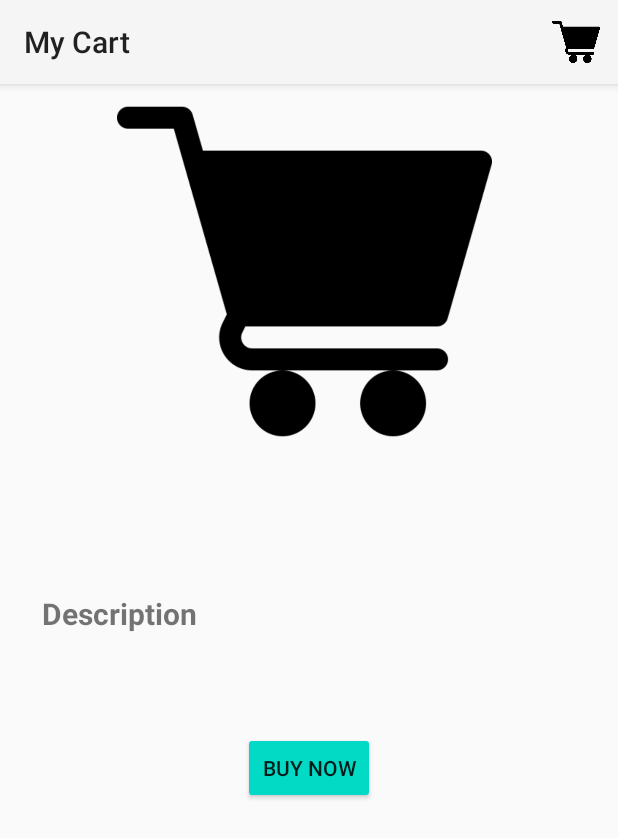
After one commit to StebenC0912/MPR, an Android app: the detail_product screen opened directly, with no data from a screen before it, on a phone screen of 412 x 824 dp. The commit adds this screen. Shown: the top 838 px of the screen. Run offline under Robolectric (Android 15) with nearby library versions, the phone set to English and light mode, and no system bars; network calls fail.

Commit message:
add firebase notification and detail product

```diff
--- /dev/null
+++ b/MyCart/app/src/main/java/hanu/a2_2001040121/myapplication/adapters/ImageDownloader.java
@@ -0,0 +1,44 @@
+package hanu.a2_2001040121.myapplication.adapters;
+
+import android.graphics.Bitmap;
+import android.graphics.BitmapFactory;
+import android.os.AsyncTask;
+import android.widget.ImageView;
+
+import java.io.IOException;
+import java.io.InputStream;
+import java.net.HttpURLConnection;
+import java.net.URL;
+
+public class ImageDownloader extends AsyncTask<String, Void, Bitmap> {
+
+    private ImageView imageView;
+
+    public ImageDownloader(ImageView imageView) {
+        this.imageView = imageView;
+    }
+
+    @Override
+    protected Bitmap doInBackground(String... urls) {
+        try {
+            URL url = new URL(urls[0]);
+            HttpURLConnection connection = (HttpURLConnection) url.openConnection();
+            connection.setDoInput(true);
+            connection.connect();
+            InputStream input = connection.getInputStream();
+            Bitmap bitmap = BitmapFactory.decodeStream(input);
+            input.close();
+            return bitmap;
+        } catch (IOException e) {
+            e.printStackTrace();
+            return null;
+        }
+    }
+
+    @Override
+    protected void onPostExecute(Bitmap bitmap) {
+        if (bitmap != null) {
+            imageView.setImageBitmap(bitmap);
+        }
+    }
+}
--- /dev/null
+++ b/MyCart/app/src/main/java/hanu/a2_2001040121/myapplication/detail_product.java
@@ -0,0 +1,78 @@
+package hanu.a2_2001040121.myapplication;
+
+import android.content.Intent;
+import android.database.sqlite.SQLiteDatabase;
+import android.os.Bundle;
+import android.view.Menu;
+import android.view.MenuItem;
+import android.widget.Button;
+import android.widget.ImageView;
+import android.widget.TextView;
+import android.widget.Toast;
+
+import androidx.appcompat.app.AppCompatActivity;
+
+import hanu.a2_2001040121.myapplication.adapters.ImageDownloader;
+import hanu.a2_2001040121.myapplication.database.MyDatabaseHelper;
+import hanu.a2_2001040121.myapplication.models.Product;
+
+public class detail_product extends AppCompatActivity {
+    private MyDatabaseHelper dbHelper;
+    private SQLiteDatabase db;
+    private ImageView productImage;
+    private TextView productName;
+    private TextView productPrice;
+    private TextView productDescription;
+    private Button addToCart;
+
+    @Override
+    protected void onCreate(Bundle savedInstanceState) {
+        super.onCreate(savedInstanceState);
+        setContentView(R.layout.activity_detail_product);
+        productImage = findViewById(R.id.product_image);
+        productName = findViewById(R.id.product_name);
+        productPrice = findViewById(R.id.product_price);
+        productDescription = findViewById(R.id.description);
+        addToCart = findViewById(R.id.buy_button);
+        String id = getIntent().getStringExtra("productID");
+        String name = getIntent().getStringExtra("productName");
+        String unitPrice = getIntent().getStringExtra("productPrice");
+        String thumbnail = getIntent().getStringExtra("productThumbnail");
+        String category = getIntent().getStringExtra("productCategory");
+        (new ImageDownloader(productImage)).execute(thumbnail);
+        productName.setText(name);
+        productPrice.setText(unitPrice);
+        productDescription.setText(category);
+        addToCart.setOnClickListener(v -> {
+            dbHelper = new MyDatabaseHelper(this);
+            db = dbHelper.getWritableDatabase();
+            Product product = new Product(Long.parseLong(id), thumbnail, name, category, Integer.parseInt(unitPrice));
+            if (dbHelper.checkProduct(product, db)) {
+                dbHelper.updateProduct(product, db);
+                Toast.makeText(this, "Added to cart", Toast.LENGTH_SHORT).show();
+                return;
+            }
+            product.setQuantity(1);
+            dbHelper.insertProduct(product, db);
+            Toast.makeText(this, "Added to cart", Toast.LENGTH_SHORT).show();
+        });
+
+
+    }
+    @Override
+    public boolean onCreateOptionsMenu(Menu menu) {
+        getMenuInflater().inflate(R.menu.check_out_button, menu);
+        return true;
+    }
+
+    @Override
+    public boolean onOptionsItemSelected(MenuItem item) {
+        int id = item.getItemId();
+        if (id == R.id.action_checkout) {
+            Intent intent = new Intent(this, CheckOut.class);
+            startActivity(intent);
+            return true;
+        }
+        return super.onOptionsItemSelected(item);
+    }
+}
--- /dev/null
+++ b/MyCart/app/src/main/res/layout/activity_detail_product.xml
@@ -0,0 +1,75 @@
+<?xml version="1.0" encoding="utf-8"?>
+<ScrollView xmlns:android="http://schemas.android.com/apk/res/android"
+    xmlns:app="http://schemas.android.com/apk/res-auto"
+    xmlns:tools="http://schemas.android.com/tools"
+    android:layout_width="match_parent"
+    android:layout_height="match_parent"
+    tools:context=".detail_product">
+    <LinearLayout
+        android:layout_width="match_parent"
+        android:layout_height="wrap_content"
+        android:orientation="vertical">
+    <ImageView
+        android:id="@+id/product_image"
+        android:layout_width="350dp"
+        android:layout_height="250dp"
+        android:layout_marginStart="28dp"
+        android:src="@drawable/shopping_cart"
+        app:layout_constraintStart_toStartOf="parent"
+        app:layout_constraintTop_toTopOf="parent" />
+
+    <TextView
+        android:id="@+id/product_name"
+        android:layout_width="wrap_content"
+        android:layout_height="wrap_content"
+        android:text="@string/product_name"
+        android:textSize="20sp"
+        android:textStyle="bold"
+        android:layout_marginStart="28dp"
+        android:layout_marginTop="20dp"
+        />
+
+        <TextView
+            android:id="@+id/product_price"
+            android:layout_width="wrap_content"
+            android:layout_height="wrap_content"
+            android:layout_marginStart="28dp"
+            android:text="20000"
+            android:textColor="#DA0303"
+            android:textSize="16sp"
+            android:textStyle="bold"
+
+            />
+
+        <TextView
+        android:layout_width="wrap_content"
+        android:layout_height="wrap_content"
+        android:text="@string/description"
+        android:layout_marginStart="28dp"
+        android:layout_marginTop="20dp"
+        android:textStyle="bold"
+        android:textSize="20sp"
+
+        />
+
+    <TextView
+        android:id="@+id/description"
+        android:layout_width="wrap_content"
+        android:layout_height="wrap_content"
+        android:textSize="16sp"
+        android:layout_marginStart="28dp"
+        android:layout_marginTop="20dp"
+        android:layout_marginEnd="28sp"
+        />
+
+        <Button
+            android:id="@+id/buy_button"
+            android:layout_width="wrap_content"
+            android:layout_height="wrap_content"
+            android:text="@string/buy_now"
+            android:layout_gravity="center"
+            android:backgroundTint="@color/teal_200"
+            />
+    </LinearLayout>
+
+</ScrollView>
--- a/MyCart/app/src/main/res/values/strings.xml
+++ b/MyCart/app/src/main/res/values/strings.xml
@@ -14,5 +14,10 @@
     <string name="total_price">total_price</string>
     <string name="search_hint">Search...</string>
     <string name="check_out_icon_des">CheckOut</string>
+    <string name="msg_token_fmt">default</string>
+    <string name="description">Description\n</string>
+    <string name="title">title</string>
+    <string name="buy_now">Buy Now</string>
+    <string name="product_name">Product name</string>
 
 </resources>
```
Also changed, not shown: MyCart/app/src/main/AndroidManifest.xml (+32 -0 lines), MyCart/app/src/main/java/hanu/a2_2001040121/myapplication/MainActivity.java (+43 -2 lines), MyCart/app/src/main/java/hanu/a2_2001040121/myapplication/MyFirebaseMessagingService.java (added, +84 -0 lines), MyCart/app/src/main/java/hanu/a2_2001040121/myapplication/adapters/ProductAdapter.java (+15 -47 lines), MyCart/app/src/main/res/layout/notification.xml (added, +42 -0 lines).
